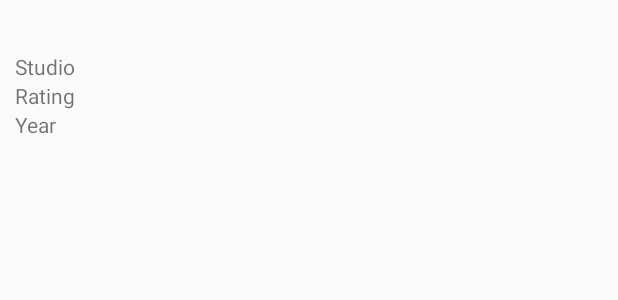
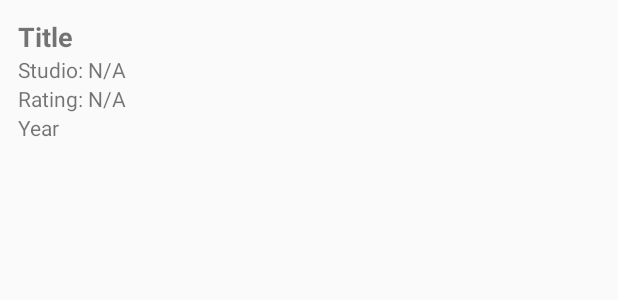
Before and after one commit to Zeel0911/Comp-3025-ass-1, an Android app built with Jetpack Compose: the layout item_movie.xml on its own in the app's theme, with its tools: preview values and no code run, on a phone screen of 412 x 824 dp. Shown: the top 300 px of the screen. Run offline under Robolectric (Android 15) with nearby library versions, the phone set to English and light mode, and no system bars.

```diff
--- a/app/src/main/res/layout/item_movie.xml
+++ b/app/src/main/res/layout/item_movie.xml
@@ -1,34 +1,32 @@
-<?xml version="1.0" encoding="utf-8"?>
 <LinearLayout xmlns:android="http://schemas.android.com/apk/res/android"
     android:layout_width="match_parent"
     android:layout_height="wrap_content"
     android:orientation="vertical"
-    android:padding="10dp"
-    android:background="?android:attr/selectableItemBackground">
+    android:padding="12dp">
 
     <TextView
         android:id="@+id/titleTextView"
+        android:layout_width="wrap_content"
+        android:layout_height="wrap_content"
+        android:text="Title"
         android:textStyle="bold"
-        android:textSize="18sp"
-        android:layout_width="wrap_content"
-        android:layout_height="wrap_content" />
+        android:textSize="18sp" />
 
     <TextView
         android:id="@+id/studioTextView"
         android:layout_width="wrap_content"
         android:layout_height="wrap_content"
-        android:text="Studio" />
+        android:text="Studio: N/A" />
 
     <TextView
         android:id="@+id/ratingTextView"
         android:layout_width="wrap_content"
         android:layout_height="wrap_content"
-        android:text="Rating" />
+        android:text="Rating: N/A" />
 
     <TextView
         android:id="@+id/yearTextView"
         android:layout_width="wrap_content"
         android:layout_height="wrap_content"
         android:text="Year" />
-
 </LinearLayout>
```
Also changed, not shown: app/build.gradle.kts (+8 -2 lines), app/src/main/AndroidManifest.xml (+8 -1 lines), app/src/main/java/ca/georgiancollege/assignment_1/MovieDetailsActivity.kt (+31 -19 lines), app/src/main/res/layout/activity_movie_details.xml (+8 -13 lines).
